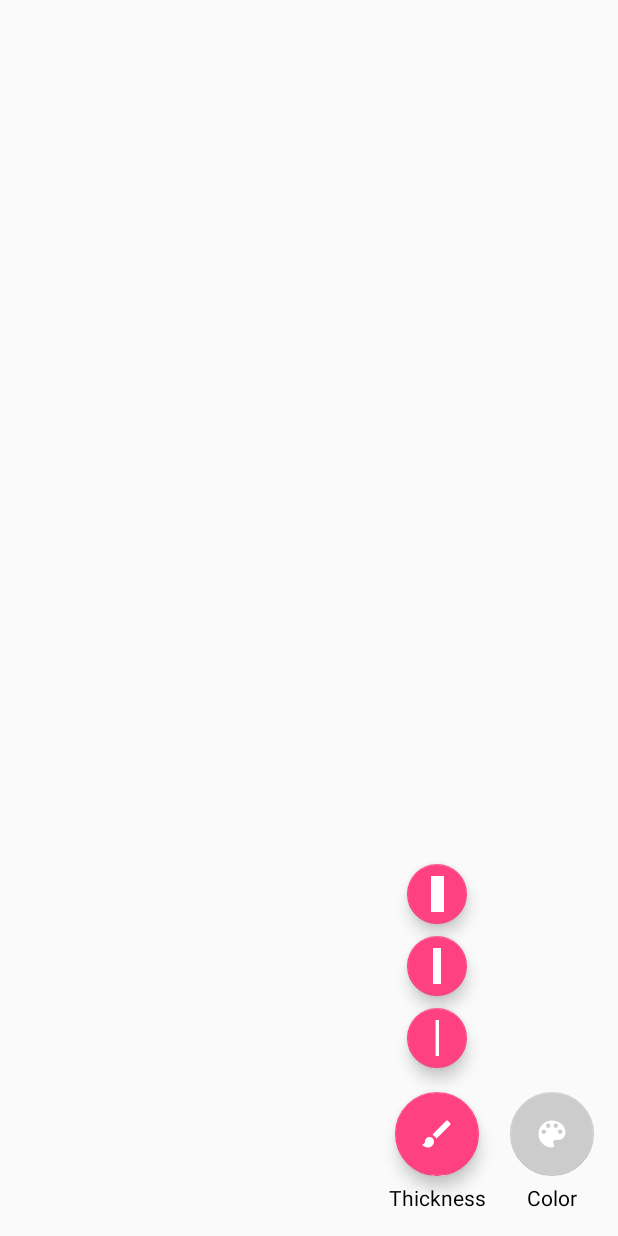
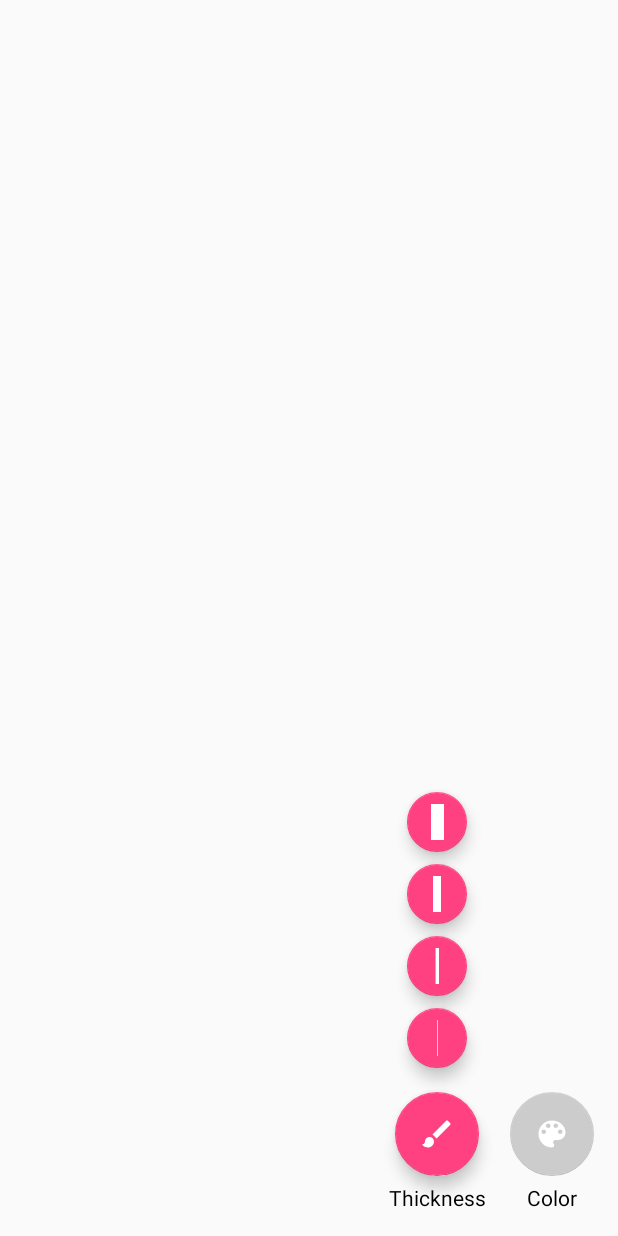
Before and after one commit to calvem2/as-undo, an Android app: the screen it shows after launch (ReversibleDrawingActivity), after a tap on "Select a line thickness", on a phone screen of 412 x 824 dp. Run offline under Robolectric (Android 15) with nearby library versions, the phone set to English and light mode, and no system bars.

Commit message:
add zero thickness.

```diff
--- a/app/src/main/java/cse340/undo/app/ReversibleDrawingActivity.java
+++ b/app/src/main/java/cse340/undo/app/ReversibleDrawingActivity.java
@@ -22,7 +22,7 @@ public class ReversibleDrawingActivity extends AbstractReversibleDrawingActivity
     /** List of menu item FABs for thickness menu. */
     @IdRes
     private static final int[] THICKNESS_MENU_ITEMS = {
-        R.id.fab_thickness_10, R.id.fab_thickness_20, R.id.fab_thickness_30
+            R.id.fab_thickness_0, R.id.fab_thickness_10, R.id.fab_thickness_20, R.id.fab_thickness_30
     };
 
     /** List of menu item FABs for color menu. */
@@ -158,6 +158,9 @@ public class ReversibleDrawingActivity extends AbstractReversibleDrawingActivity
      */
     private void onThicknessMenuSelected(View view) {
         switch (view.getId()) {
+            case R.id.fab_thickness_0:
+                doAction(new ChangeThicknessAction(0));
+                break;
             case R.id.fab_thickness_10:
                 doAction(new ChangeThicknessAction(10));
                 break;
--- a/app/src/main/res/layout/thickness_menu.xml
+++ b/app/src/main/res/layout/thickness_menu.xml
@@ -45,6 +45,19 @@
         app:srcCompat="@drawable/ic_thickness_10" />
 
     <android.support.design.widget.FloatingActionButton
+        android:id="@+id/fab_thickness_0"
+        android:layout_width="wrap_content"
+        android:layout_height="wrap_content"
+        android:layout_gravity="bottom|center"
+        android:layout_marginBottom="@dimen/fab_label_margin"
+        android:alpha="0"
+        android:clickable="false"
+        android:contentDescription="@string/zero_desc"
+        android:focusable="true"
+        app:fabSize="mini"
+        app:srcCompat="@drawable/ic_thickness_0" />
+
+    <android.support.design.widget.FloatingActionButton
         android:id="@+id/fab_thickness"
         android:layout_width="wrap_content"
         android:layout_height="wrap_content"
--- a/app/src/main/res/values/strings.xml
+++ b/app/src/main/res/values/strings.xml
@@ -15,4 +15,5 @@
     <string name="thick_desc">Select thick stroke</string>
     <string name="med_desc">Select medium stroke</string>
     <string name="thin_desc">Select thin stroke</string>
+    <string name="zero_desc">Select zero stroke</string>
 </resources>
```
